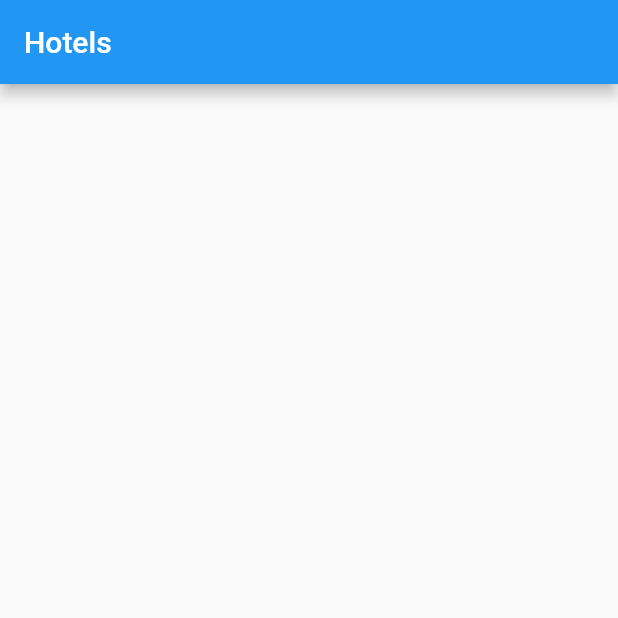
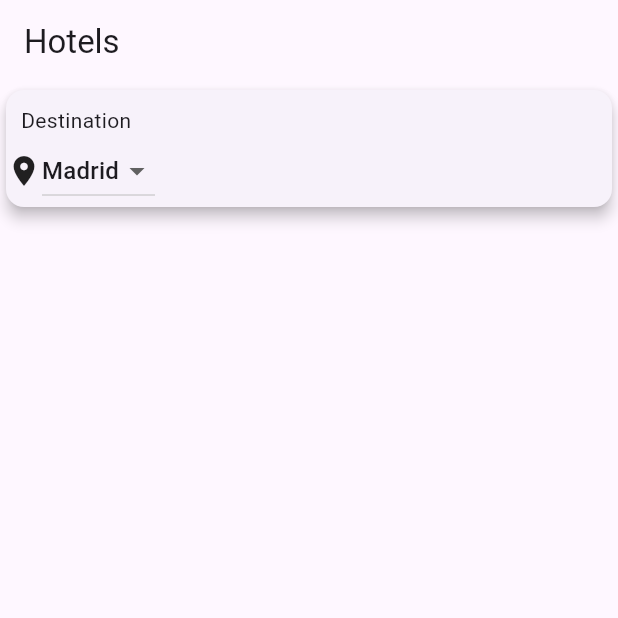
Before and after one commit to vijaykarthiktk/flutterTravel, a Flutter app: the screen it shows after launch, on a phone screen of 412 x 824 dp, the top half of it. Run offline on Flutter 3.47's test engine with Material 2 defaults, Android fonts, the light colour scheme and no system bars.

Commit message:
Add Dark Theme

```diff
--- a/fluttertravel/lib/main.dart
+++ b/fluttertravel/lib/main.dart
@@ -10,17 +10,19 @@ class MyApp extends StatelessWidget {
   Widget build(BuildContext context) {
     return MaterialApp(
       title: 'Travel',
+      themeMode: ThemeMode.system,
       theme: ThemeData(
-        primarySwatch: Colors.blue,
+        useMaterial3: true,
       ),
-      home: const MyHomePage(title: 'Travel'),
+      darkTheme: ThemeData(
+        useMaterial3: true
+      ),
+      home: MyHomePage(),
     );
   }
 }
 
 class MyHomePage extends StatefulWidget {
-  const MyHomePage({super.key, required this.title});
-  final String title;
 
   @override
   State<MyHomePage> createState() => _MyHomePageState();
@@ -36,8 +38,29 @@ class _MyHomePageState extends State<MyHomePage> {
       ),
       body: Center(
         child: Column(
-          mainAxisAlignment: MainAxisAlignment.center,
+          mainAxisAlignment: MainAxisAlignment.start,
           children: [
+            Card(
+              elevation: 4,
+              child:Column(
+                crossAxisAlignment: CrossAxisAlignment.start,
+                children: [
+                  Padding(
+                    padding: EdgeInsets.only(left: 10,top: 10),
+                    child: Text("Destination"),
+                  ),
+                  Row(
+                    children: [
+                      Icon(Icons.location_on),
+                      DropdownButton(
+                          items: [
+                            DropdownMenuItem(child: Text("Madrid")),],
+                          onChanged: (changed){}),
+                    ],
+                  )
+                ],
+              ),
+            )
 
           ],
         ),
```
